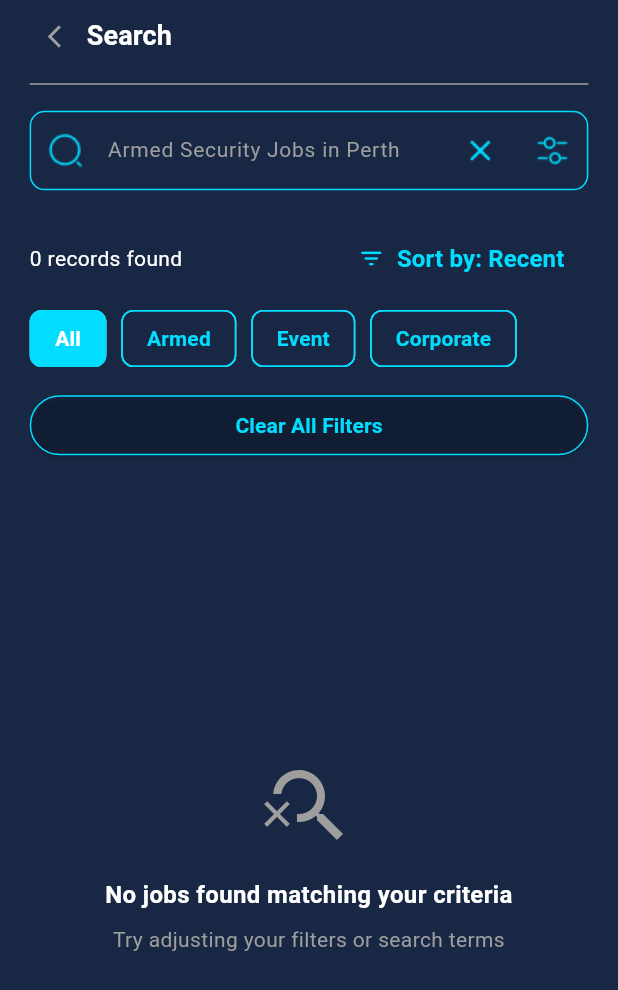
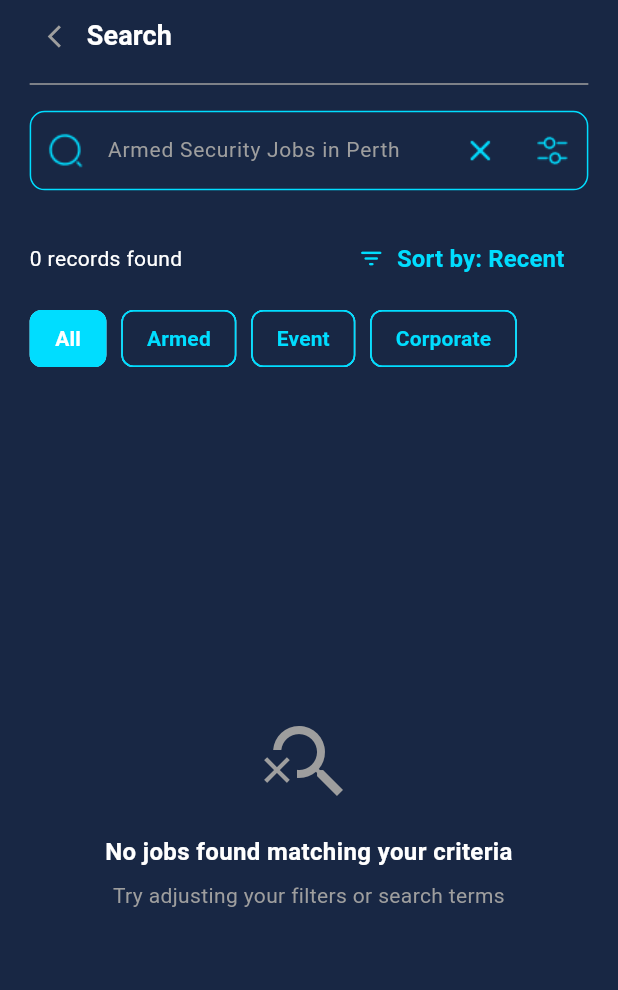
Before and after one commit to shabaanmehmood/TAC_Contractoor_App, a Flutter app: the SearchView screen opened directly with empty values, on a phone screen of 412 x 824 dp. Shown: the top 990 px of the screen. Run offline on Flutter 3.47's test engine with Material 3 defaults, Android fonts, the phone set to English and light mode, and no system bars; our stand-ins replace file_picker, firebase_core, firebase_messaging, flutter_local_notifications, flutter_rating_bar, flutter_svg and 12 more; missing offline and left inert: dart:ffi; accounts and stored records are empty.

Commit message:
updated filter UI

```diff
--- a/lib/modules/search/search_view.dart
+++ b/lib/modules/search/search_view.dart
@@ -1615,27 +1615,27 @@ class SearchView extends StatelessWidget {
               ),
               SizedBox(height: AppSpacing.fiveVertical),
               _buildFilterChips(),
-              SizedBox(height: AppSpacing.tenVertical),
-              Row(
-                children: [
-                  Expanded(
-                    child: ElevatedButton(
-                      style: ElevatedButton.styleFrom(
-                        backgroundColor: Colors.transparent,
-                        side: BorderSide(color: AppColors.kSkyBlue),
-                        minimumSize: Size(double.infinity, 40),
-                      ),
-                      onPressed: () {
-                        controller.clearAllFilters();
-                      },
-                      child: Text(
-                        'Clear All Filters',
-                        style: AppTypography.kBold14.copyWith(color: AppColors.kSkyBlue),
-                      ),
-                    ),
-                  ),
-                ],
-              ),
+              // SizedBox(height: AppSpacing.tenVertical),
+              // Row(
+              //   children: [
+              //     Expanded(
+              //       child: ElevatedButton(
+              //         style: ElevatedButton.styleFrom(
+              //           backgroundColor: Colors.transparent,
+              //           side: BorderSide(color: AppColors.kSkyBlue),
+              //           minimumSize: Size(double.infinity, 40),
+              //         ),
+              //         onPressed: () {
+              //           controller.clearAllFilters();
+              //         },
+              //         child: Text(
+              //           'Clear All Filters',
+              //           style: AppTypography.kBold14.copyWith(color: AppColors.kSkyBlue),
+              //         ),
+              //       ),
+              //     ),
+              //   ],
+              // ),
               SizedBox(height: AppSpacing.tenVertical),
               Expanded(
                 child: GetBuilder<SearchViewController>(
```
